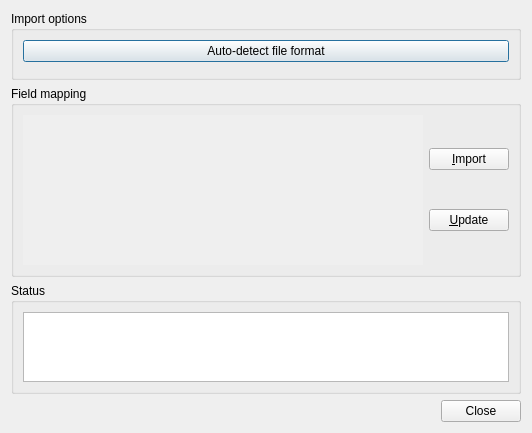
Before: the Qt Designer form designer/importing.ui in ankitects/anki, drawn with Qt 5.
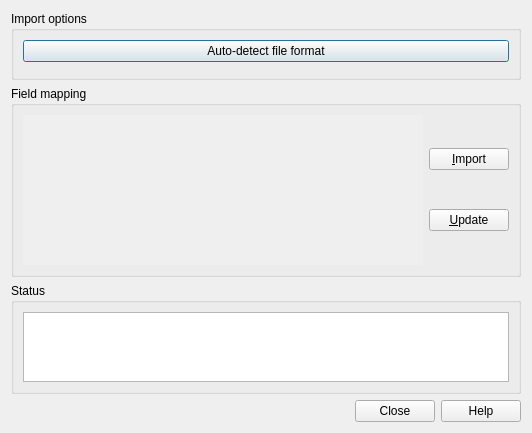
After: the same form once the commit is applied.

Commit message: add help to the main importing screen too

The edit to the form file:
```diff
--- a/designer/importing.ui
+++ b/designer/importing.ui
@@ -142,7 +142,7 @@
       <enum>Qt::Horizontal</enum>
      </property>
      <property name="standardButtons">
-      <set>QDialogButtonBox::Close</set>
+      <set>QDialogButtonBox::Close|QDialogButtonBox::Help</set>
      </property>
     </widget>
    </item>
```
The commit also changes 1 other file.
